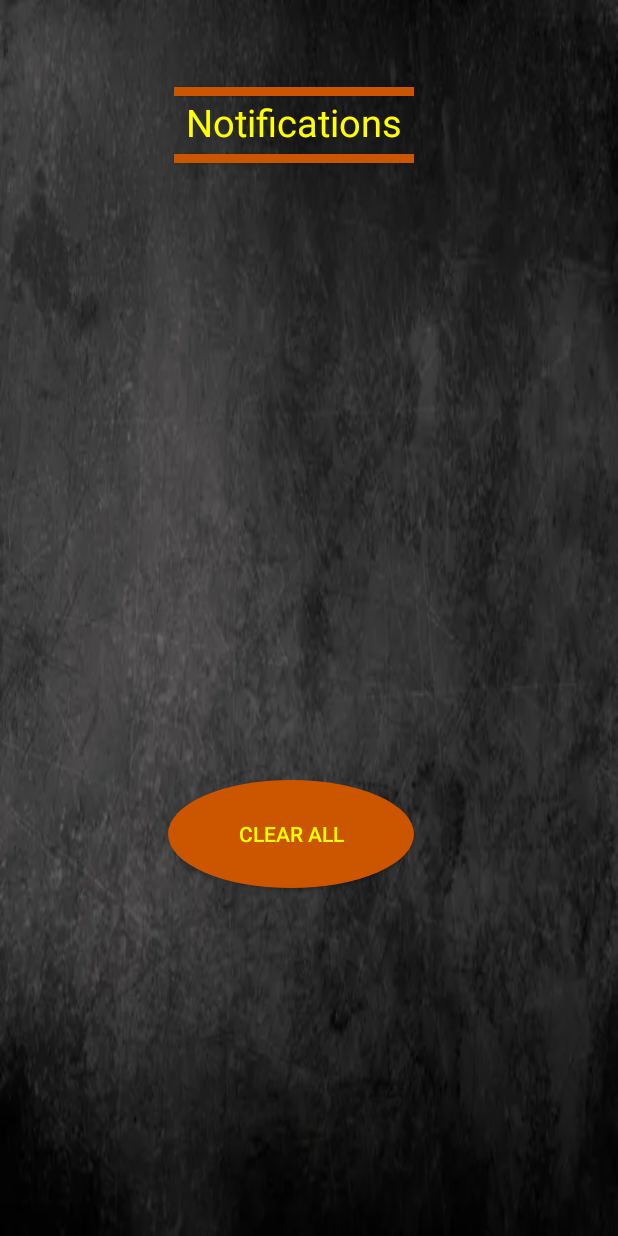
After one commit to krnagy-csu/Project2-CST338, an Android app: the Notifications screen opened directly, with no data from a screen before it, on a phone screen of 412 x 824 dp. The commit adds this screen. Run offline under Robolectric (Android 15) with nearby library versions, the phone set to English and light mode, and no system bars.

Commit message:
Completed the Notifications Page. This will need coding to input the actual notifications (I'm not sure if we want this page or not as notifications might be biting off more than we can chew). Though I made it anyways so we have the activity/asset. 5/2/2024 Thursday.

```diff
--- a/app/src/main/AndroidManifest.xml
+++ b/app/src/main/AndroidManifest.xml
@@ -12,6 +12,9 @@
         android:supportsRtl="true"
         android:theme="@style/Theme.P2338"
         tools:targetApi="31">
+        <activity
+            android:name=".Notifications"
+            android:exported="false" />
         <activity
             android:name=".SuggestionPage"
             android:exported="false" />
--- /dev/null
+++ b/app/src/main/java/com/example/p2338/Notifications.java
@@ -0,0 +1,24 @@
+package com.example.p2338;
+
+import android.os.Bundle;
+
+import androidx.activity.EdgeToEdge;
+import androidx.appcompat.app.AppCompatActivity;
+import androidx.core.graphics.Insets;
+import androidx.core.view.ViewCompat;
+import androidx.core.view.WindowInsetsCompat;
+
+public class Notifications extends AppCompatActivity {
+
+    @Override
+    protected void onCreate(Bundle savedInstanceState) {
+        super.onCreate(savedInstanceState);
+        EdgeToEdge.enable(this);
+        setContentView(R.layout.activity_notifications);
+        ViewCompat.setOnApplyWindowInsetsListener(findViewById(R.id.main), (v, insets) -> {
+            Insets systemBars = insets.getInsets(WindowInsetsCompat.Type.systemBars());
+            v.setPadding(systemBars.left, systemBars.top, systemBars.right, systemBars.bottom);
+            return insets;
+        });
+    }
+}
--- /dev/null
+++ b/app/src/main/res/layout/activity_notifications.xml
@@ -0,0 +1,56 @@
+<?xml version="1.0" encoding="utf-8"?>
+<androidx.constraintlayout.widget.ConstraintLayout xmlns:android="http://schemas.android.com/apk/res/android"
+    xmlns:app="http://schemas.android.com/apk/res-auto"
+    xmlns:tools="http://schemas.android.com/tools"
+    android:id="@+id/main"
+    android:layout_width="match_parent"
+    android:layout_height="match_parent"
+    tools:context=".Notifications"
+    android:background="@drawable/TheOfficialBG">
+
+    <Button
+        android:id="@+id/AboveTitleLine"
+        android:layout_width="160dp"
+        android:layout_height="6dp"
+        android:layout_marginStart="116dp"
+        android:layout_marginTop="4dp"
+        android:background="#CC5500"
+        android:text=""
+        app:layout_constraintStart_toStartOf="parent"
+        app:layout_constraintTop_toBottomOf="@+id/tNotifications" />
+
+    <Button
+        android:id="@+id/BelowTitleLine"
+        android:layout_width="160dp"
+        android:layout_height="6dp"
+        android:layout_marginStart="116dp"
+        android:background="#CC5500"
+        android:text=""
+        app:layout_constraintBottom_toTopOf="@+id/tNotifications"
+        app:layout_constraintStart_toStartOf="parent" />
+
+    <TextView
+        android:id="@+id/tNotifications"
+        android:layout_width="wrap_content"
+        android:layout_height="wrap_content"
+        android:layout_marginStart="124dp"
+        android:layout_marginTop="64dp"
+        android:text="@string/notifications"
+        android:textColor="#FFFF00"
+        android:textSize="25sp"
+        app:layout_constraintStart_toStartOf="parent"
+        app:layout_constraintTop_toTopOf="parent" />
+
+    <Button
+        android:id="@+id/bClearAll"
+        android:layout_width="164dp"
+        android:layout_height="72dp"
+        android:layout_marginStart="112dp"
+        android:layout_marginBottom="232dp"
+        android:background="@drawable/round_button_orange"
+        android:text="@string/clear_all"
+        android:textColor="#FFFF00"
+        app:layout_constraintBottom_toBottomOf="parent"
+        app:layout_constraintStart_toStartOf="parent" />
+
+</androidx.constraintlayout.widget.ConstraintLayout>
--- a/app/src/main/res/values/strings.xml
+++ b/app/src/main/res/values/strings.xml
@@ -17,4 +17,6 @@
     <string name="clear">Clear</string>
     <string name="send">Send</string>
     <string name="make_a_suggestion_below">Make A Suggestion Below!</string>
+    <string name="notifications">Notifications</string>
+    <string name="clear_all">Clear All</string>
 </resources>
```
